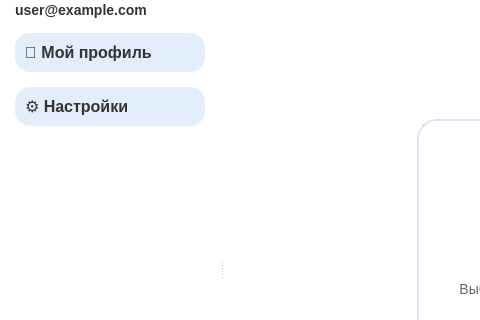
Qt form app/ui/main.ui (vasilisqq/music_app) before a commit; both pictures show x 0 to 480 and y 81 to 401 of the 1000 by 700 pixel window.
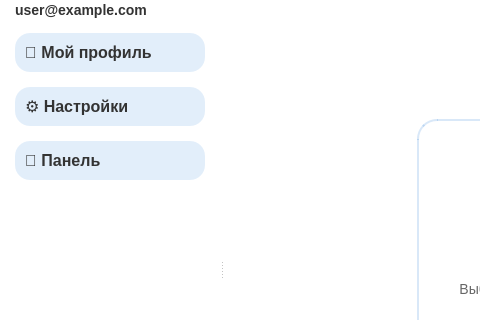
The same form after that commit.

```diff
--- a/app/ui/main.ui
+++ b/app/ui/main.ui
@@ -229,6 +229,13 @@
           </property>
          </widget>
         </item>
+        <item>
+         <widget class="QPushButton" name="adminPanelBtn">
+          <property name="text">
+           <string>👤 Панель</string>
+          </property>
+         </widget>
+        </item>
         <item>
          <spacer name="verticalSpacer_drawer">
           <property name="orientation">
```
